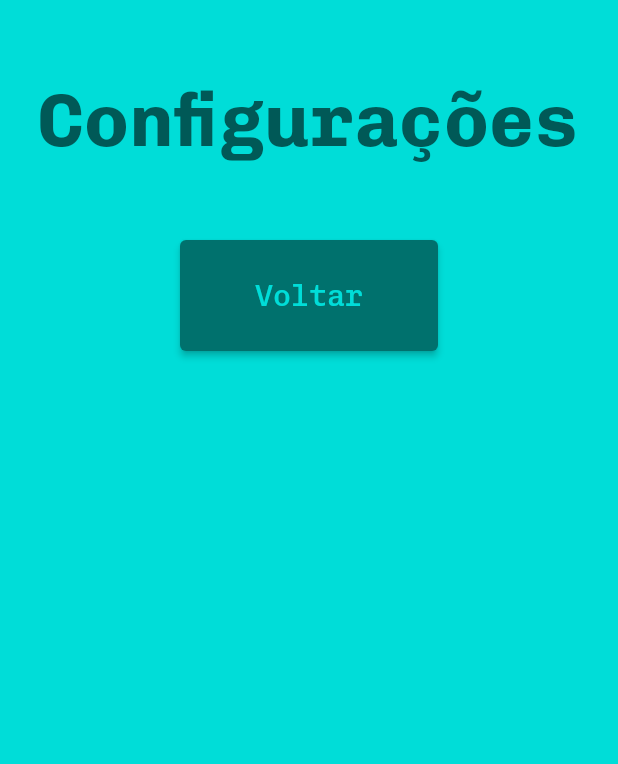
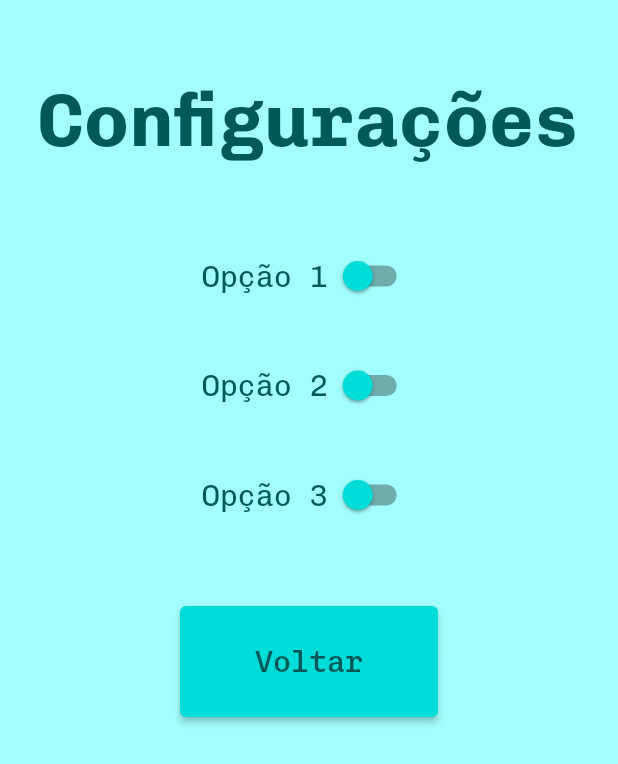
Before and after one commit to marcotech2002/Pathfinder_Sub-GL922A_App, a Flutter app: the TelaMenu screen opened directly, after a tap on "Configurações", on a phone screen of 412 x 824 dp. Shown: the top 764 px of the screen. Run offline on Flutter 3.47's test engine with Material 2 defaults, Android fonts, the phone set to English and light mode, and no system bars; our stand-ins replace easy_splash_screen; network calls fail.

Commit message:
Cor e config

```diff
--- a/projeto_app/lib/style/font.dart
+++ b/projeto_app/lib/style/font.dart
@@ -8,6 +8,7 @@ class Font {
     color: Palette().Tertiary);
   final _normalFont = TextStyle(fontFamily: "ChivoMono", fontSize: 20, color: Palette().Tertiary);
   final _buttonFont = TextStyle(fontFamily: "ChivoMono", fontSize: 20, color: Palette().Primary);
+  final _menuButtonFont = TextStyle(fontFamily: "ChivoMono", fontSize: 20, color: Palette().Tertiary);
   final _menuFont = TextStyle(fontFamily: "ChivoMono", fontSize: 40, color: Palette().Tertiary);
 
   final _messageFont = TextStyle(fontFamily: "ChivoMono", fontSize: 20, color: Palette().Message);
@@ -15,6 +16,7 @@ class Font {
   TextStyle get TitleFont => _titleFont;
   TextStyle get NormalFont => _normalFont;
   TextStyle get ButtonFont => _buttonFont;
+  TextStyle get MenuButtonFont => _menuButtonFont;
   TextStyle get MenuFont => _menuFont;
 
   TextStyle get MessageFont => _messageFont;
--- a/projeto_app/lib/style/palette.dart
+++ b/projeto_app/lib/style/palette.dart
@@ -6,6 +6,7 @@ class Palette {
   final _primary = Color(0xFF00ddd8);
   final _secondary = Color(0xFF00716d);
   final _tertiary = Color(0xFF005957);
+  final _quaternary = Color.fromARGB(255, 163, 255, 253);
 
   final _error = Color.fromARGB(255, 135, 0, 0);
   final _message = Color(0xFFFFFFFF);
@@ -13,6 +14,7 @@ class Palette {
   Color get Primary => _primary;
   Color get Secondary => _secondary;
   Color get Tertiary => _tertiary;
+  Color get Quaternary => _quaternary;
 
   Color get Error => _error;
   Color get Message => _message;
--- a/projeto_app/lib/view/app/tela_conectar.dart
+++ b/projeto_app/lib/view/app/tela_conectar.dart
@@ -19,7 +19,7 @@ class _TelaConectarState extends State<TelaConectar>
   Widget build(BuildContext context)
   {
     return Scaffold(
-      backgroundColor: Palette().Primary,
+      backgroundColor: Palette().Quaternary,
       body: SingleChildScrollView(
         child: Center(
           child: Column(
@@ -42,7 +42,7 @@ class _TelaConectarState extends State<TelaConectar>
                     horizontal: 50,
                     vertical: 25
                   ),
-                  backgroundColor: Palette().Secondary,
+                  backgroundColor: Palette().Primary,
                 ),
                 onPressed: ()
                 {
@@ -50,7 +50,7 @@ class _TelaConectarState extends State<TelaConectar>
                 },
                 child: Text(
                   'Voltar',
-                  style: Font().ButtonFont
+                  style: Font().MenuButtonFont
                 ),
               ),
               SizedBox(
--- a/projeto_app/lib/view/app/tela_listar.dart
+++ b/projeto_app/lib/view/app/tela_listar.dart
@@ -19,7 +19,7 @@ class _TelaListaState extends State<TelaLista>
   Widget build(BuildContext context)
   {
     return Scaffold(
-      backgroundColor: Palette().Primary,
+      backgroundColor: Palette().Quaternary,
       body: SingleChildScrollView(
         child: Center(
           child: Column(
@@ -42,7 +42,7 @@ class _TelaListaState extends State<TelaLista>
                     horizontal: 50,
                     vertical: 25
                   ),
-                  backgroundColor: Palette().Secondary,
+                  backgroundColor: Palette().Primary,
                 ),
                 onPressed: ()
                 {
@@ -50,7 +50,7 @@ class _TelaListaState extends State<TelaLista>
                 },
                 child: Text(
                   'Voltar',
-                  style: Font().ButtonFont
+                  style: Font().MenuButtonFont
                 ),
               ),
               SizedBox(
--- a/projeto_app/lib/view/app/tela_status.dart
+++ b/projeto_app/lib/view/app/tela_status.dart
@@ -19,7 +19,7 @@ class _TelaStatusState extends State<TelaStatus>
   Widget build(BuildContext context)
   {
     return Scaffold(
-      backgroundColor: Palette().Primary,
+      backgroundColor: Palette().Quaternary,
       body: SingleChildScrollView(
         child: Center(
           child: Column(
@@ -42,7 +42,7 @@ class _TelaStatusState extends State<TelaStatus>
                     horizontal: 50,
                     vertical: 25
                   ),
-                  backgroundColor: Palette().Secondary,
+                  backgroundColor: Palette().Primary,
                 ),
                 onPressed: ()
                 {
@@ -50,7 +50,7 @@ class _TelaStatusState extends State<TelaStatus>
                 },
                 child: Text(
                   'Voltar',
-                  style: Font().ButtonFont
+                  style: Font().MenuButtonFont
                 ),
               ),
               SizedBox(
--- a/projeto_app/lib/view/body/tela_menu.dart
+++ b/projeto_app/lib/view/body/tela_menu.dart
@@ -25,6 +25,7 @@ class _TelaMenuState extends State<TelaMenu>
   Widget build(BuildContext context)
   {
     return Scaffold(
+      backgroundColor: Palette().Quaternary,
       appBar: AppBar(
         backgroundColor: Palette().Primary,
         title: Text(
@@ -113,7 +114,7 @@ class _TelaMenuState extends State<TelaMenu>
                           vertical: 60,
                           horizontal: 80,
                         ),
-                        backgroundColor: Palette().Secondary,
+                        backgroundColor: Palette().Primary,
                       ),
                       onPressed: ()
                       {
@@ -124,7 +125,7 @@ class _TelaMenuState extends State<TelaMenu>
                       },
                       child: Text(
                         'Conectar',
-                        style: Font().ButtonFont,
+                        style: Font().MenuButtonFont,
                       ),
                     ),
                     SizedBox(
@@ -136,7 +137,7 @@ class _TelaMenuState extends State<TelaMenu>
                           vertical: 60,
                           horizontal: 60,
                         ),
-                        backgroundColor: Palette().Secondary,
+                        backgroundColor: Palette().Primary,
                       ),
                       onPressed: ()
                       {
@@ -147,7 +148,7 @@ class _TelaMenuState extends State<TelaMenu>
                       },
                       child: Text(
                         'Dispositivos',
-                        style: Font().ButtonFont,
+                        style: Font().MenuButtonFont,
                       ),
                     ),
                   ],
@@ -163,7 +164,7 @@ class _TelaMenuState extends State<TelaMenu>
                           vertical: 60,
                           horizontal: 98,
                         ),
-                        backgroundColor: Palette().Secondary,
+                        backgroundColor: Palette().Primary,
                       ),
                       onPressed: ()
                       {
@@ -174,7 +175,7 @@ class _TelaMenuState extends State<TelaMenu>
                       },
                       child: Text(
                         'Sobre',
-                        style: Font().ButtonFont,
+                        style: Font().MenuButtonFont,
                       ),
                     ),
                     SizedBox(
@@ -186,7 +187,7 @@ class _TelaMenuState extends State<TelaMenu>
                           vertical: 60,
                           horizontal: 54,
                         ),
-                        backgroundColor: Palette().Secondary,
+                        backgroundColor: Palette().Primary,
                       ),
                       onPressed: ()
                       {
@@ -197,7 +198,7 @@ class _TelaMenuState extends State<TelaMenu>
                       },
                       child: Text(
                         'Alterar Senha',
-                        style: Font().ButtonFont,
+                        style: Font().MenuButtonFont,
                       ),
                     ),
                   ],
@@ -213,7 +214,7 @@ class _TelaMenuState extends State<TelaMenu>
                           vertical: 60,
                           horizontal: 55,
                         ),
-                        backgroundColor: Palette().Secondary,
+                        backgroundColor: Palette().Primary,
                       ),
                       onPressed: ()
                       {
@@ -224,7 +225,7 @@ class _TelaMenuState extends State<TelaMenu>
                       },
                       child: Text(
                         'Configurações',
-                        style: Font().ButtonFont,
+                        style: Font().MenuButtonFont,
                       ),
                     ),
                     SizedBox(
@@ -236,7 +237,7 @@ class _TelaMenuState extends State<TelaMenu>
                           vertical: 60,
                           horizontal: 108,
                         ),
-                        backgroundColor: Palette().Secondary,
+                        backgroundColor: Palette().Primary,
                       ),
                       onPressed: ()
                       {
@@ -244,7 +245,7 @@ class _TelaMenuState extends State<TelaMenu>
                       },
                       child: Text(
                         'Sair',
-                        style: Font().ButtonFont,
+                        style: Font().MenuButtonFont,
                       ),
                     ),
                   ],
--- a/projeto_app/lib/view/extra/tela_configuracoes.dart
+++ b/projeto_app/lib/view/extra/tela_configuracoes.dart
@@ -15,10 +15,14 @@ class TelaConfig extends StatefulWidget
 
 class _TelaConfigState extends State<TelaConfig>
 {
+  bool btn1 = false;
+  bool btn2 = false;
+  bool btn3 = false;
+
   @override
   Widget build(BuildContext context) {
     return Scaffold(
-      backgroundColor: Palette().Primary,
+      backgroundColor: Palette().Quaternary,
       body: SingleChildScrollView(
         child: Center(
           child: Column(
@@ -35,13 +39,88 @@ class _TelaConfigState extends State<TelaConfig>
               SizedBox(
                 height: 50,
               ),
+              Row(
+                mainAxisAlignment: MainAxisAlignment.center,
+                children: [
+                  Text(
+                    "Opção 1",
+                    style: Font().NormalFont,
+                  ),
+                  Switch(
+                    value: btn1,
+                    inactiveThumbColor: Palette().Primary,
+                    activeColor: Palette().Tertiary,
+                    onChanged: (bool value)
+                    {
+                      setState(()
+                        {
+                          btn1 = value;
+                        }
+                      );
+                    },
+                  ),
+                ],
+              ),
+              SizedBox(
+                height: 25,
+              ),
+              Row(
+                mainAxisAlignment: MainAxisAlignment.center,
+                children: [
+                  Text(
+                    "Opção 2",
+                    style: Font().NormalFont,
+                  ),
+                  Switch(
+                    value: btn2,
+                    inactiveThumbColor: Palette().Primary,
+                    activeColor: Palette().Tertiary,
+                    onChanged: (bool value)
+                    {
+                      setState(()
+                        {
+                          btn2 = value;
+                        }
+                      );
+                    },
+                  ),
+                ],
+              ),
+              SizedBox(
+                height: 25,
+              ),
+              Row(
+                mainAxisAlignment: MainAxisAlignment.center,
+                children: [
+                  Text(
+                    "Opção 3",
+                    style: Font().NormalFont,
+                  ),
+                  Switch(
+                    value: btn3,
+                    inactiveThumbColor: Palette().Primary,
+                    activeColor: Palette().Tertiary,
+                    onChanged: (bool value)
+                    {
+                      setState(()
+                        {
+                          btn3 = value;
+                        }
+                      );
+                    },
+                  ),
+                ],
+              ),
+              SizedBox(
+                height: 50,
+              ),
               ElevatedButton(
                 style: ElevatedButton.styleFrom(
                   padding: EdgeInsets.symmetric(
                     horizontal: 50,
                     vertical: 25
                   ),
-                  backgroundColor: Palette().Secondary,
+                  backgroundColor: Palette().Primary,
                 ),
                 onPressed: ()
                 {
@@ -49,7 +128,7 @@ class _TelaConfigState extends State<TelaConfig>
                 },
                 child: Text(
                   'Voltar',
-                  style: Font().ButtonFont
+                  style: Font().MenuButtonFont
                 ),
               ),
               SizedBox(
```
Also changed, not shown: projeto_app/lib/view/body/tela_principal.dart (added, +118 -0 lines), projeto_app/lib/view/extra/tela_alteracao.dart (+5 -7 lines), projeto_app/lib/view/extra/tela_sobre.dart (+6 -4 lines).
